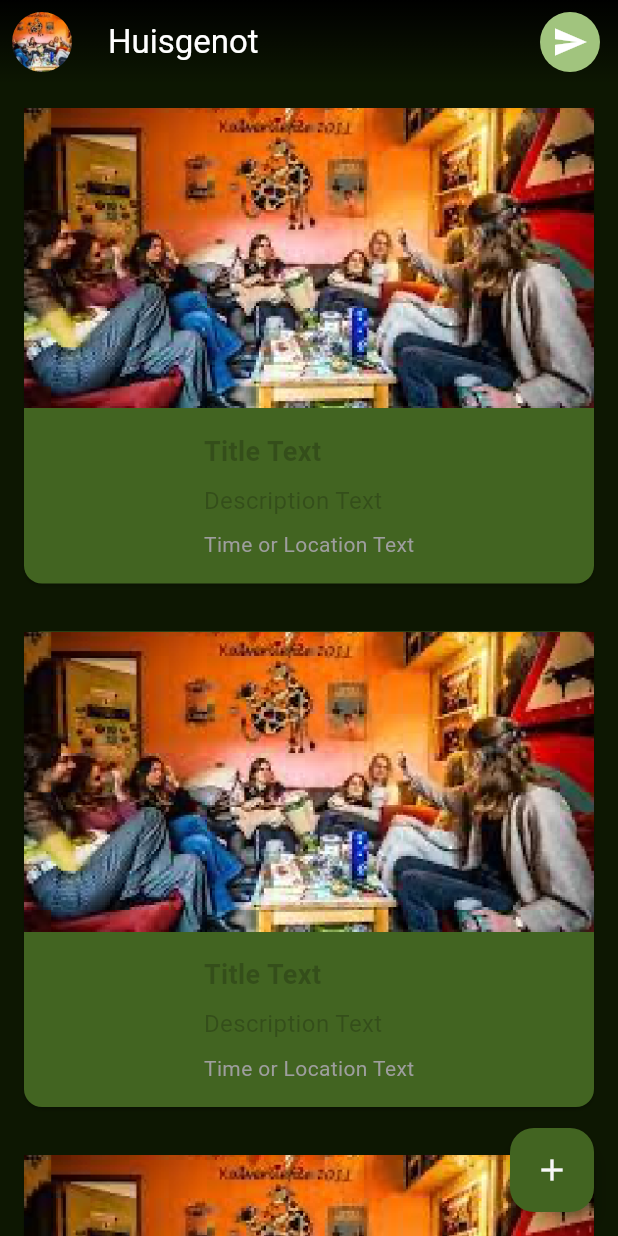
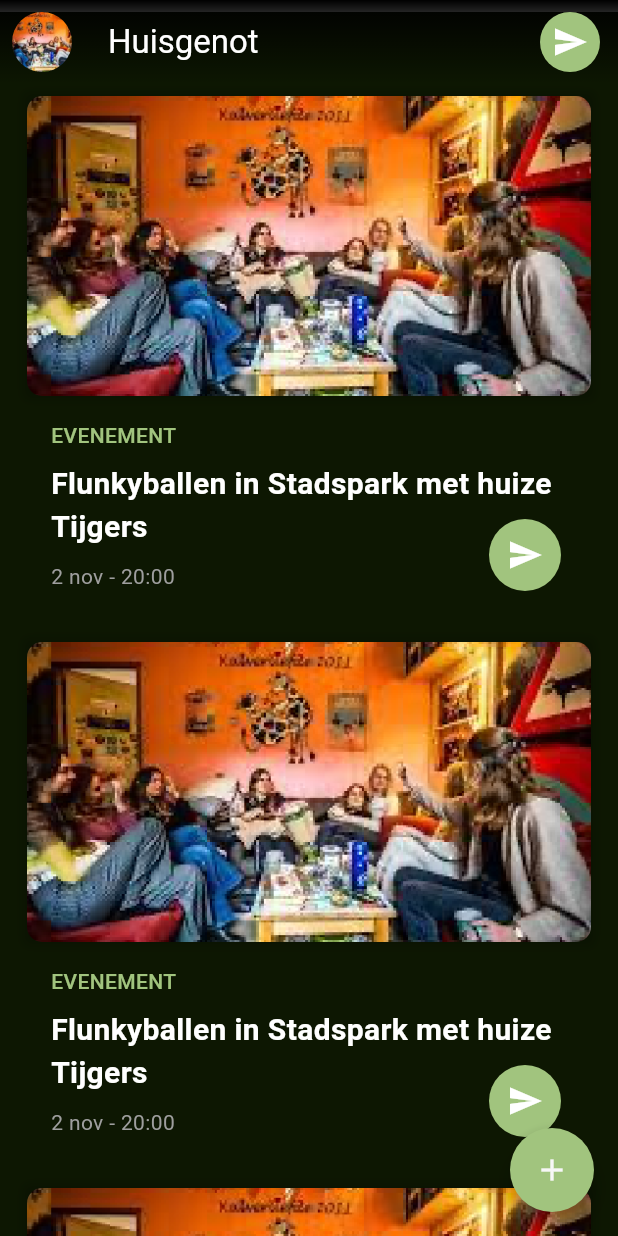
Before and after one commit to jorrit-jdjict/Huisgenot, a Flutter app: the screen it shows after launch, on a phone screen of 412 x 824 dp. Run offline on Flutter 3.47's test engine with Material 3 defaults, Android fonts, the light colour scheme and no system bars.

Commit message:
update home
color fixes,
border radius,
text style etc

```diff
--- a/huisgenot/lib/src/view/screens/feed_screen.dart
+++ b/huisgenot/lib/src/view/screens/feed_screen.dart
@@ -78,7 +78,7 @@ class FeedScreen extends StatelessWidget {
         children: [
           Container(
             color: Colors.white,
-            padding: const EdgeInsets.all(0),
+            padding: EdgeInsets.only(top: 8),
             child: const Row(
               children: [
                 Spacer(),
@@ -100,10 +100,10 @@ class FeedScreen extends StatelessWidget {
           // Handle the plus button tap
         },
         child: const Icon(Icons.add),
-        backgroundColor: Theme.of(context).primaryColor,
+        backgroundColor: colorScheme.primary,
+        shape: CircleBorder(),
       ),
-      floatingActionButtonLocation: FloatingActionButtonLocation
-          .endFloat, // Position it at the bottom right corner
+      floatingActionButtonLocation: FloatingActionButtonLocation.endFloat,
     );
   }
 }
--- a/huisgenot/lib/src/view/widgets/card_widget.dart
+++ b/huisgenot/lib/src/view/widgets/card_widget.dart
@@ -1,40 +1,69 @@
 import 'package:flutter/material.dart';
 
 class CardWidget extends StatelessWidget {
-  const CardWidget({super.key});
+  const CardWidget({Key? key}) : super(key: key);
 
   @override
   Widget build(BuildContext context) {
+    final ThemeData theme = Theme.of(context);
+    final ColorScheme colorScheme = theme.colorScheme;
     return Card(
-      margin: const EdgeInsets.all(16),
-      child: Column(
+      margin: const EdgeInsets.fromLTRB(18, 0, 18, 18),
+      color:
+          Colors.transparent, // Set the card's background color to transparent
+      elevation: 0, // Add elevation for a soft shadow
+      shadowColor:
+          Colors.black.withOpacity(0.2), // Set shadow color with opacity
+      child: Stack(
         children: [
-          Image.asset(
-            'assets/images/card_image.png', // Replace with your card image
+          Column(
+            children: [
+              Container(
+                decoration: BoxDecoration(
+                  boxShadow: [
+                    BoxShadow(
+                      color: Colors.black.withOpacity(0.2),
+                      blurRadius: 5, // Set the blur radius
+                      spreadRadius: 2, // Set the spread radius
+                    ),
+                  ],
+                ),
+                child: ClipRRect(
+                  // Add ClipRRect to give rounded corners
+                  borderRadius:
+                      BorderRadius.circular(10), // Set the border radius
+                  child: Image.asset(
+                    'assets/images/card_image.png',
                     height: 200,
                     width: double.infinity,
                     fit: BoxFit.cover,
                   ),
-          const Padding(
+                ),
+              ),
+              Padding(
                 padding: EdgeInsets.all(16),
                 child: Column(
                   crossAxisAlignment: CrossAxisAlignment.start,
                   children: [
                     Text(
-                  'Title Text',
+                      'Evenement'.toUpperCase(),
+                      style: TextStyle(
+                          fontSize: 14,
+                          color: colorScheme.primary,
+                          fontWeight: FontWeight.w500),
+                    ),
+                    SizedBox(height: 8),
+                    Text(
+                      'Flunkyballen in Stadspark met huize Tijgers',
                       style: TextStyle(
                         fontWeight: FontWeight.bold,
-                    fontSize: 18,
+                        fontSize: 20,
+                        color: Colors.white,
                       ),
                     ),
                     SizedBox(height: 8),
                     Text(
-                  'Description Text',
-                  style: TextStyle(fontSize: 16),
-                ),
-                SizedBox(height: 8),
-                Text(
-                  'Time or Location Text',
+                      '2 nov - 20:00',
                       style: TextStyle(fontSize: 14, color: Colors.grey),
                     ),
                   ],
@@ -42,6 +71,27 @@ class CardWidget extends StatelessWidget {
               ),
             ],
           ),
+          Positioned(
+            bottom: 16,
+            right: 0,
+            child: RawMaterialButton(
+              onPressed: () {
+                // Handle button tap
+              },
+              shape: CircleBorder(),
+              elevation: 0,
+              fillColor: colorScheme.primary,
+              child: Padding(
+                padding: const EdgeInsets.all(12),
+                child: Icon(
+                  Icons.send,
+                  color: Colors.white,
+                ),
+              ),
+            ),
+          ),
+        ],
+      ),
     );
   }
 }
```
Lines whose indentation alone changed are shown as unchanged.
